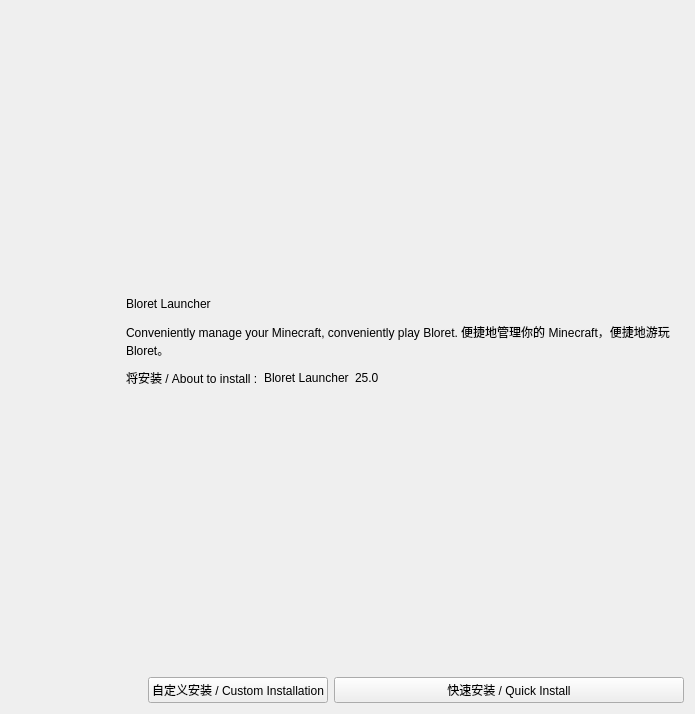
This is ui/page1.ui in BloretCrew/Bloret-Launcher-Setup as Qt 5 draws it before an edit. The edited form follows.
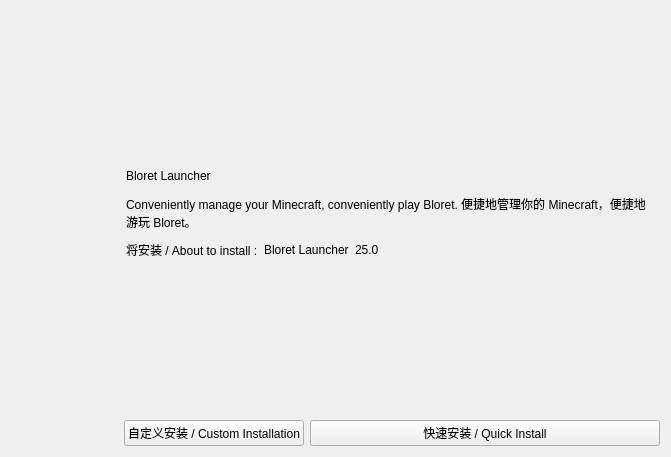
This is the edited form. Icons and pictures are not drawn. Custom widgets are drawn as their Qt base class.

What changed in the file:
```diff
--- a/ui/page1.ui
+++ b/ui/page1.ui
@@ -6,8 +6,8 @@
    <rect>
     <x>0</x>
     <y>0</y>
-    <width>695</width>
-    <height>714</height>
+    <width>671</width>
+    <height>457</height>
    </rect>
   </property>
   <property name="sizePolicy">
@@ -38,8 +38,8 @@
        <rect>
         <x>0</x>
         <y>0</y>
-        <width>677</width>
-        <height>656</height>
+        <width>653</width>
+        <height>399</height>
        </rect>
       </property>
       <layout class="QVBoxLayout" name="verticalLayout_2">
```
